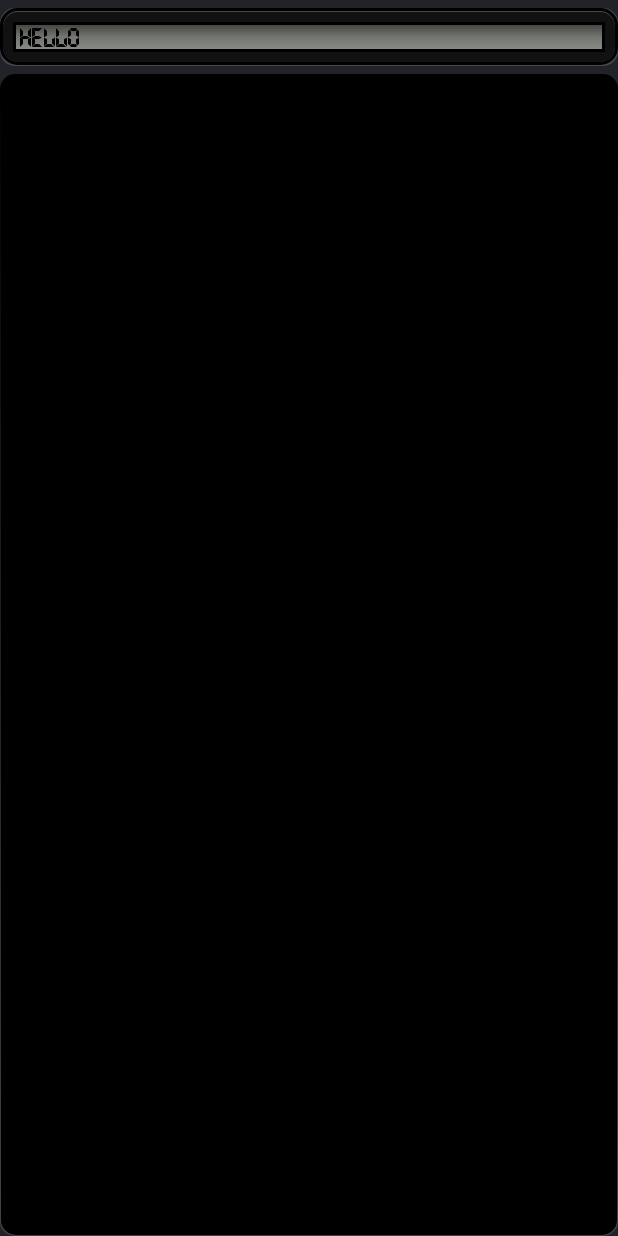
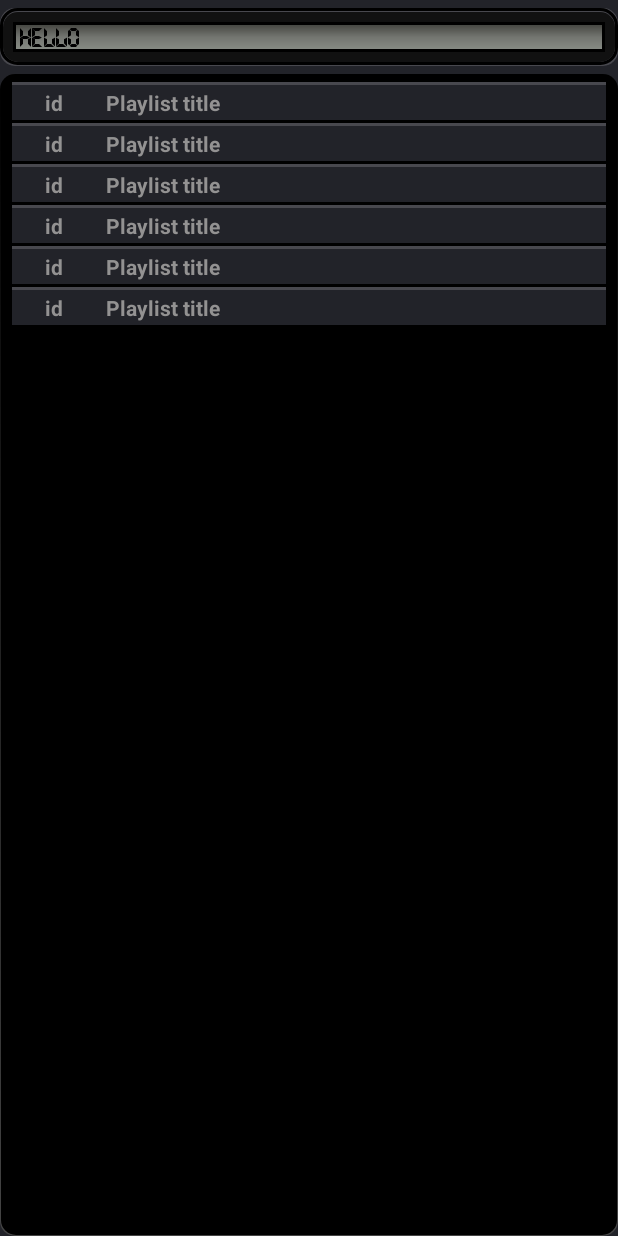
Before and after one commit to Yeroshin/YES_MusicPlayer, an Android app: the layout dialog.xml on its own in the app's theme, with its tools: preview values and no code run, on a phone screen of 412 x 824 dp. Run offline under Robolectric (Android 15) with nearby library versions, the phone set to English and light mode, and no system bars.

Commit message:
track dialog adapter bug fixed 11.11.2022

```diff
--- a/coreUI/src/main/res/layout/dialog.xml
+++ b/coreUI/src/main/res/layout/dialog.xml
@@ -37,9 +37,9 @@
         android:layout_marginTop="5dp"
         android:layout_weight="1"
         android:background="@drawable/button_space"
-        android:paddingLeft="2dp"
+        android:paddingLeft="8dp"
         android:paddingTop="5dp"
-        android:paddingRight="2dp"
+        android:paddingRight="8dp"
         android:paddingBottom="5dp">
 
         <androidx.recyclerview.widget.RecyclerView
@@ -47,8 +47,8 @@
             android:layout_width="match_parent"
             android:layout_height="match_parent"
             android:layout_weight="1"
-            android:clickable="false"
-            android:visibility="visible" />
+            tools:itemCount="30"
+            tools:listitem="@layout/item_playlist" />
 
         <ProgressBar
             android:id="@+id/progressBar"
--- a/trackdialogFeature/src/main/res/layout/item_media.xml
+++ b/trackdialogFeature/src/main/res/layout/item_media.xml
@@ -28,7 +28,7 @@
         android:focusable="true"
         android:gravity="center_vertical"
         android:singleLine="true"
-        android:textColor="@color/tint"
+        android:textColor="@color/item_activateble_state_list"
         android:textSize="20sp"
         android:textStyle="bold"
         tools:text="file selected"></TextView>
```
Also changed, not shown: coreUI/src/main/java/com/yes/coreui/UniversalDialog.kt (+10 -14 lines), trackdialogFeature/src/main/java/com/yes/trackdiialogfeature/presentation/TrackDialog.kt (+6 -2 lines), trackdialogFeature/src/main/java/com/yes/trackdiialogfeature/presentation/TrackDialogAdapter.kt (+6 -8 lines).
